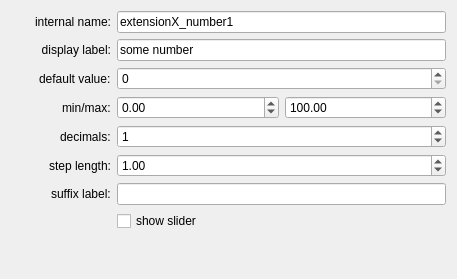
First picture: the form in ui/a2ctrl/number_edit.ui, repository ewerybody/a2, before the edit.
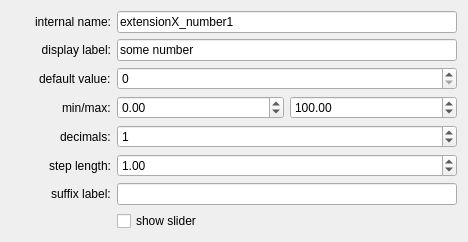
Second picture: the form after the edit.

```diff
--- a/ui/a2ctrl/number_edit.ui
+++ b/ui/a2ctrl/number_edit.ui
@@ -6,8 +6,8 @@
    <rect>
     <x>0</x>
     <y>0</y>
-    <width>457</width>
-    <height>279</height>
+    <width>468</width>
+    <height>234</height>
    </rect>
   </property>
   <property name="windowTitle">
```
Left out of the diff: 2 changed lines with no effect on the pictures.
